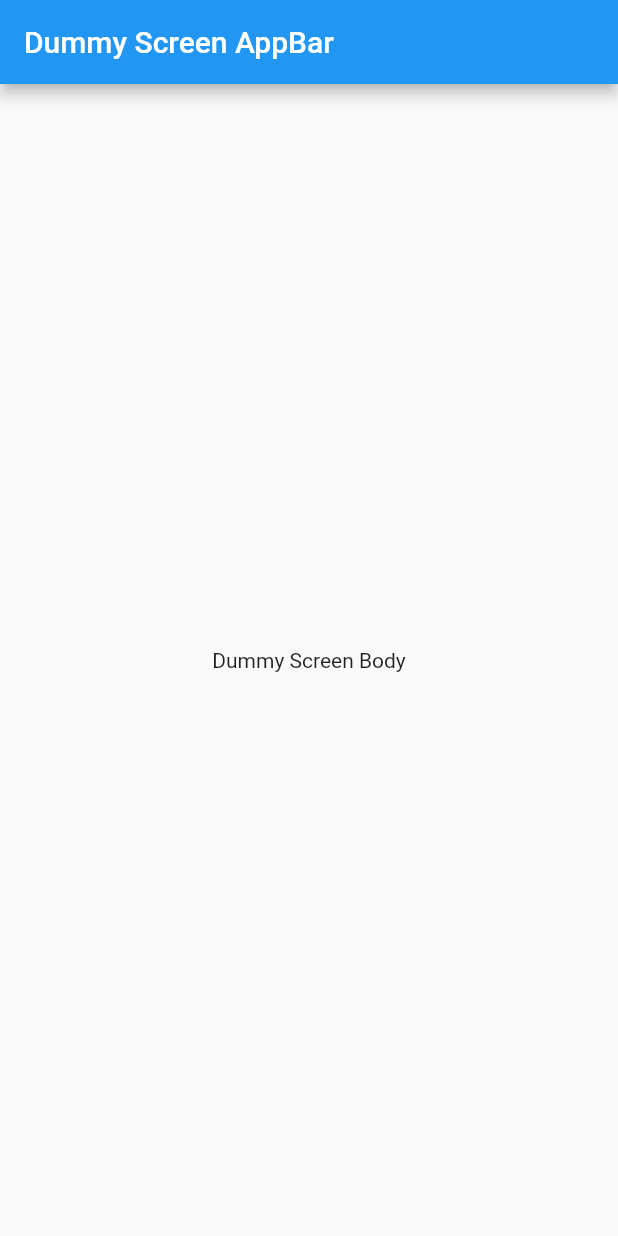
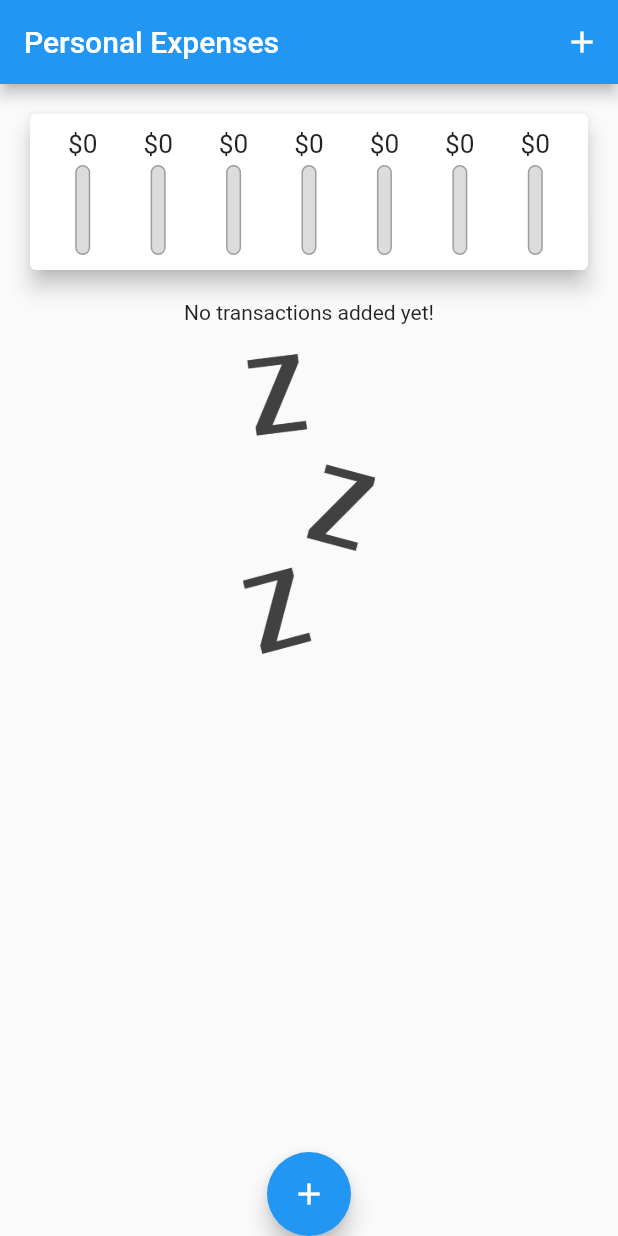
Before and after one commit to ramenbois/flutter-complete-guide, a Flutter app: the screen it shows after launch, on a phone screen of 412 x 824 dp. Run offline on Flutter 3.47's test engine with Material 2 defaults, Android fonts, the phone set to English and light mode, and no system bars.

```diff
--- a/lib/main.dart
+++ b/lib/main.dart
@@ -1,4 +1,9 @@
 import 'package:flutter/material.dart';
+import 'package:flutter_complete_guide/widgets/chart.dart';
+import 'package:flutter_complete_guide/widgets/new_transaction.dart';
+import 'package:flutter_complete_guide/widgets/transaction_list.dart';
+
+import 'models/transaction.dart';
 
 void main() {
   runApp(const MyApp());
@@ -10,22 +15,90 @@ class MyApp extends StatelessWidget {
   @override
   Widget build(BuildContext context) {
     return const MaterialApp(
-      home: ExampleScreen(),
+      title: 'Personal Expenses',
+      home: MyHomePage(),
     );
   }
 }
 
-class ExampleScreen extends StatelessWidget {
-  const ExampleScreen({Key? key}) : super(key: key);
+class MyHomePage extends StatefulWidget {
+  const MyHomePage({Key? key}) : super(key: key);
+
+  @override
+  State<MyHomePage> createState() => _MyHomePageState();
+}
+
+class _MyHomePageState extends State<MyHomePage> {
+  final List<Transaction> _userTransactions = [];
+
+  List<Transaction> get _recentTransactions {
+    return _userTransactions.where((element) {
+      return element.date.isAfter(
+        DateTime.now().subtract(const Duration(days: 7)),
+      );
+    }).toList();
+  }
+
+  void _addNewTransaction({
+    required String txTitle,
+    required double txAmount,
+    required DateTime? chosenDate,
+  }) {
+    final newTx = Transaction(
+      id: DateTime.now().toString(),
+      title: txTitle,
+      amount: txAmount,
+      date: chosenDate!,
+    );
+
+    setState(() {
+      _userTransactions.add(newTx);
+    });
+  }
+
+  void _startAddNewTransaction(BuildContext context) {
+    showModalBottomSheet(
+        context: context,
+        builder: (_) {
+          return GestureDetector(
+            onTap: () {},
+            child: NewTransaction(_addNewTransaction),
+            behavior: HitTestBehavior.opaque,
+          );
+        });
+  }
+
+  void _deleteTransaction(String id) {
+    setState(() {
+      _userTransactions.removeWhere((element) => element.id == id);
+    });
+  }
 
   @override
   Widget build(BuildContext context) {
     return Scaffold(
       appBar: AppBar(
-        title: const Text('Dummy Screen AppBar'),
+        title: const Text('Personal Expenses'),
+        actions: [
+          IconButton(
+            onPressed: () => _startAddNewTransaction(context),
+            icon: const Icon(Icons.add),
+          ),
+        ],
       ),
-      body: const Center(
-        child: Text('Dummy Screen Body'),
+      body: SingleChildScrollView(
+        child: Column(
+          crossAxisAlignment: CrossAxisAlignment.stretch,
+          children: [
+            Chart(recentTransactions: _recentTransactions),
+            TransactionList(_userTransactions, _deleteTransaction),
+          ],
+        ),
+      ),
+      floatingActionButtonLocation: FloatingActionButtonLocation.centerDocked,
+      floatingActionButton: FloatingActionButton(
+        onPressed: () => _startAddNewTransaction(context),
+        child: const Icon(Icons.add),
       ),
     );
   }
--- /dev/null
+++ b/lib/models/transaction.dart
@@ -0,0 +1,13 @@
+class Transaction {
+  final String id;
+  final String title;
+  final double amount;
+  final DateTime date;
+
+  Transaction({
+    required this.id,
+    required this.title,
+    required this.amount,
+    required this.date,
+  });
+}
--- /dev/null
+++ b/lib/widgets/chart.dart
@@ -0,0 +1,65 @@
+import 'package:flutter/material.dart';
+import 'package:intl/intl.dart';
+
+import '../models/transaction.dart';
+import '../widgets/chart_bar.dart';
+
+class Chart extends StatelessWidget {
+  const Chart({
+    Key? key,
+    required this.recentTransactions,
+  }) : super(key: key);
+
+  final List<Transaction> recentTransactions;
+
+  List<Map<String, dynamic>> get groupedTransactionValues {
+    return List.generate(7, (index) {
+      final weekDay = DateTime.now().subtract(
+        Duration(days: index),
+      );
+      var totalSum = 0.0;
+
+      for (var i = 0; i < recentTransactions.length; i++) {
+        if (recentTransactions[i].date.day == weekDay.day &&
+            recentTransactions[i].date.month == weekDay.month &&
+            recentTransactions[i].date.year == weekDay.year) {
+          totalSum += recentTransactions[i].amount;
+        }
+      }
+
+      return {
+        'day': DateFormat.E().format(weekDay).substring(0, 1),
+        'amount': totalSum,
+      };
+    }).reversed.toList();
+  }
+
+  double get totalSpending {
+    return groupedTransactionValues.fold(0.0, (sum, item) {
+      return sum + item['amount'];
+    });
+  }
+
+  @override
+  Widget build(BuildContext context) {
+    return Card(
+      elevation: 6,
+      margin: const EdgeInsets.all(20),
+      child: Padding(
+        padding: const EdgeInsets.all(10),
+        child: Row(
+          mainAxisAlignment: MainAxisAlignment.spaceAround,
+          children: groupedTransactionValues
+              .map((data) => Flexible(
+                  child: ChartBar(
+                      label: data['day'],
+                      spendingAmount: data['amount'],
+                      spendingPctOfTotal: totalSpending == 0.0
+                          ? 0.0
+                          : (data['amount'] as double) / totalSpending)))
+              .toList(),
+        ),
+      ),
+    );
+  }
+}
--- /dev/null
+++ b/lib/widgets/chart_bar.dart
@@ -0,0 +1,53 @@
+import 'package:flutter/material.dart';
+
+class ChartBar extends StatelessWidget {
+  const ChartBar({
+    Key? key,
+    required this.label,
+    required this.spendingAmount,
+    required this.spendingPctOfTotal,
+  }) : super(key: key);
+
+  final String label;
+  final double spendingAmount;
+  final double spendingPctOfTotal;
+
+  @override
+  Widget build(BuildContext context) {
+    return Column(
+      children: [
+        SizedBox(
+          height: 20,
+          child: FittedBox(
+            child: Text('\$${spendingAmount.toStringAsFixed(0)}'),
+          ),
+        ),
+        const SizedBox(height: 4),
+        SizedBox(
+          height: 60,
+          width: 10,
+          child: Stack(
+            children: [
+              Container(
+                decoration: BoxDecoration(
+                  border: Border.all(color: Colors.grey, width: 1.0),
+                  color: const Color.fromRGBO(220, 220, 220, 1),
+                  borderRadius: BorderRadius.circular(10),
+                ),
+              ),
+              FractionallySizedBox(
+                heightFactor: spendingPctOfTotal,
+                child: Container(
+                  decoration: BoxDecoration(
+                    color: Theme.of(context).primaryColor,
+                    borderRadius: BorderRadius.circular(10),
+                  ),
+                ),
+              ),
+            ],
+          ),
+        ),
+      ],
+    );
+  }
+}
--- /dev/null
+++ b/lib/widgets/transaction_list.dart
@@ -0,0 +1,61 @@
+import 'package:flutter/material.dart';
+import 'package:intl/intl.dart';
+
+import '../models/transaction.dart';
+
+class TransactionList extends StatelessWidget {
+  const TransactionList(this.transactions, this.deleteTx, {Key? key})
+      : super(key: key);
+
+  final List<Transaction> transactions;
+  final Function deleteTx;
+
+  @override
+  Widget build(BuildContext context) {
+    return SizedBox(
+      height: 450,
+      child: transactions.isEmpty
+          ? Column(
+              children: [
+                const Text('No transactions added yet!'),
+                const SizedBox(height: 20),
+                SizedBox(
+                  height: 200,
+                  child: Image.asset(
+                    'assets/images/waiting.png',
+                    fit: BoxFit.cover,
+                  ),
+                ),
+              ],
+            )
+          : ListView.builder(
+              itemBuilder: (context, index) {
+                return Card(
+                  elevation: 5,
+                  margin:
+                      const EdgeInsets.symmetric(vertical: 8, horizontal: 5),
+                  child: ListTile(
+                    leading: CircleAvatar(
+                      radius: 30,
+                      child: Padding(
+                        padding: const EdgeInsets.all(6),
+                        child: FittedBox(
+                          child: Text('\$${transactions[index].amount}'),
+                        ),
+                      ),
+                    ),
+                    title: Text(transactions[index].title),
+                    subtitle: Text(
+                      DateFormat.yMMMd().format(transactions[index].date),
+                    ),
+                    trailing: IconButton(
+                      icon: const Icon(Icons.delete),
+                      onPressed: () => deleteTx(transactions[index].id),
+                    ),
+                  ),
+                );
+              },
+            ),
+    );
+  }
+}
```
Also changed, not shown: lib/widgets/new_transaction.dart (added, +107 -0 lines), pubspec.yaml (+14 -13 lines), assets/fonts/OpenSans-Bold.ttf (added), assets/fonts/OpenSans-Regular.ttf (added), assets/fonts/Quicksand-Bold.ttf (added), assets/fonts/Quicksand-Light.ttf (added), assets/fonts/Quicksand-Medium.ttf (added), assets/fonts/Quicksand-Regular.ttf (added), assets/images/waiting.png (added), pubspec.lock.
